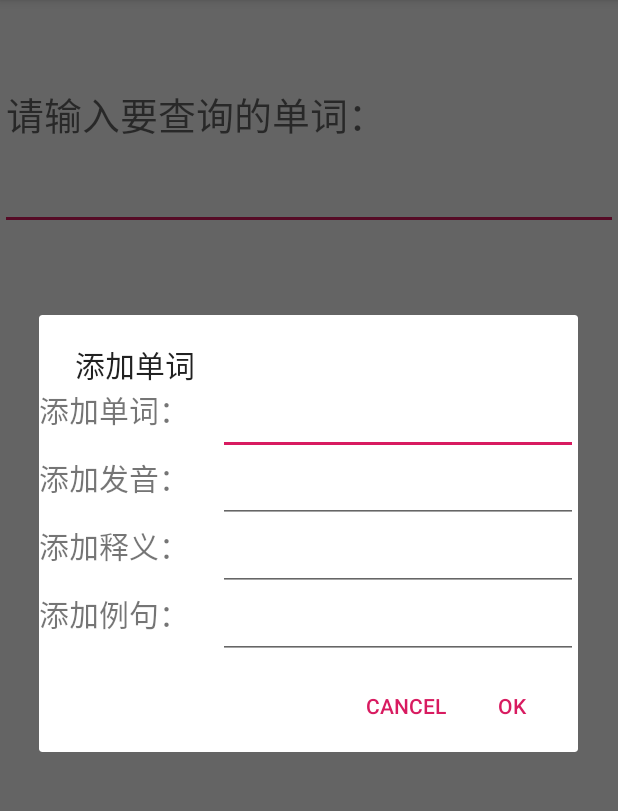
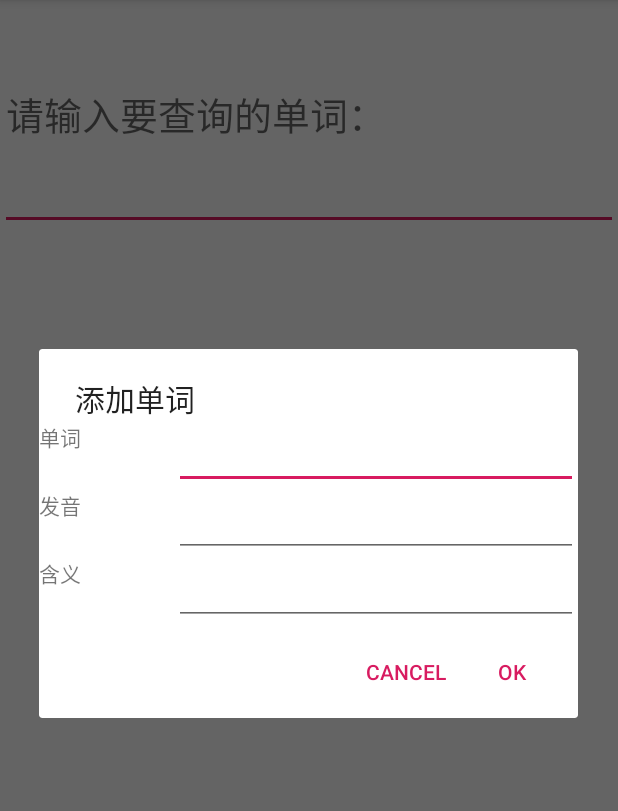
Before and after one commit to tongtonger/VocabularyBook, an Android app: the screen it shows after launch (MainActivity), in the options menu, after a tap on "添加", on a phone screen of 412 x 824 dp, the part 84-895 px from its top. Run offline under Robolectric (Android 15) with nearby library versions, the phone set to English and light mode, and no system bars.

Commit message:
fragment

```diff
--- a/app/src/main/AndroidManifest.xml
+++ b/app/src/main/AndroidManifest.xml
@@ -9,7 +9,7 @@
         android:roundIcon="@mipmap/ic_launcher_round"
         android:supportsRtl="true"
         android:theme="@style/AppTheme">
-        <activity android:name=".update"></activity>
+        <activity android:name=".WordInfomation" />
         <activity android:name=".MainActivity">
             <intent-filter>
                 <action android:name="android.intent.action.MAIN" />
@@ -19,4 +19,8 @@
         </activity>
     </application>
 
+    <uses-permission android:name="android.permission.WRITE_EXTERNAL_STORAGE" />
+
+    <uses-permission android:name="android.permission.READ_EXTERNAL_STORAGE" />
+
 </manifest>
--- a/app/src/main/java/com/example/vocabularybook/LeftFragment.java
+++ b/app/src/main/java/com/example/vocabularybook/LeftFragment.java
@@ -7,8 +7,9 @@ import android.view.ViewGroup;
 
 import androidx.annotation.NonNull;
 import androidx.annotation.Nullable;
+import androidx.fragment.app.Fragment;
 
-public class LeftFragment {
+public class LeftFragment extends Fragment {
     public View onCreateView(@NonNull LayoutInflater inflater, @Nullable ViewGroup container, @Nullable Bundle savedInstanceState) {
         View view = inflater.inflate(R.layout.left_fragment, container, false);
         return view;
--- a/app/src/main/java/com/example/vocabularybook/MainActivity.java
+++ b/app/src/main/java/com/example/vocabularybook/MainActivity.java
@@ -8,8 +8,11 @@ import androidx.core.content.ContextCompat;
 
 import android.Manifest;
 import android.content.DialogInterface;
+import android.content.Intent;
 import android.content.pm.PackageManager;
+import android.content.res.Configuration;
 import android.database.Cursor;
+import android.database.sqlite.SQLiteDatabase;
 import android.os.Bundle;
 import android.text.Editable;
 import android.text.TextWatcher;
@@ -18,6 +21,7 @@ import android.view.LayoutInflater;
 import android.view.Menu;
 import android.view.MenuItem;
 import android.view.View;
+import android.widget.AdapterView;
 import android.widget.EditText;
 import android.widget.ListView;
 import android.widget.Toast;
@@ -28,6 +32,7 @@ import java.util.List;
 public class MainActivity extends AppCompatActivity {
 
     private List<Word> wordsList=new ArrayList<>();
+    public static SQLiteDatabase database = null;
     private SQLitedb sqldb;
     private EditText editText = null;
     private ListView listView = null;
@@ -46,8 +51,10 @@ public class MainActivity extends AppCompatActivity {
             //database = SQLiteDatabase.openOrCreateDatabase(SQLitedb.DB_PATH + "/" + SQLitedb.DB_NAME, null);
         }
 
-        editText  = (EditText) findViewById(R.id.input);
-        listView = (ListView) findViewById(R.id.words);
+        database = SQLiteDatabase.openOrCreateDatabase(SQLitedb.DB_PATH + "/" + SQLitedb.DB_NAME, null);
+
+        editText  = (EditText) findViewById(R.id.Search_text);
+        listView = (ListView) findViewById(R.id.wordList);
         editText.setText(null);
         editText.addTextChangedListener(new TextWatcher() {
             @Override
@@ -67,37 +74,55 @@ public class MainActivity extends AppCompatActivity {
                     listView.setAdapter(null);
                 }
 
+
                 else {
                     String sql = "select  * from englishwords where word like ? order by word asc limit 0, 10 ";
-                    String[] data = new String[]{editText.getText().toString() + "%"};
+                    String[] data = new String[]{editText.getText().toString() + "%"};  //模糊查询
                     Word word = null;
                     list = new ArrayList<Word>();
                     Log.e("text", editText.getText().toString());
-                    Cursor cursor = database.rawQuery(sql, new String[]{editText.getText().toString() + "%"});
+                    Cursor cursor = database.rawQuery(sql, new String[]{editText.getText().toString() + "%"});//返回一个结果集
                     //Cursor cursor = database.rawQuery(sql, data);
 
-                    while (cursor.moveToNext()) {
+                    while (cursor.moveToNext()) //遍历整个结果集，返回给word
+                    {
                         word = new Word(cursor.getString(0), cursor.getString(1), cursor.getString(2));
                         Log.e("word", word.toString());
-                        list.add(word);
+                        list.add(word); //放到list中
                     }
                     WordAdapter adapter = new WordAdapter(MainActivity.this, R.layout.word, list);
-                    listView.setAdapter(adapter);
+                    listView.setAdapter(adapter);//显示在
                 }
             }
         });
 
 
+        Configuration mConfiguration = this.getResources().getConfiguration();
+        int ori = mConfiguration.orientation;
 
-
-
-
-
-
-
-        WordAdapter adapter=new WordAdapter(MainActivity.this,R.layout.word,wordsList);
-      //  ListView listView=(ListView)findViewById(R.id.words);
-        listView.setAdapter(adapter);
+        if(ori == mConfiguration.ORIENTATION_LANDSCAPE) {//横屏时，将单词的详细信息送到右侧fragment
+            listView.setOnItemClickListener(new AdapterView.OnItemClickListener() {
+                @Override
+                public void onItemClick(AdapterView<?> parent, View view, int position, long id) {
+                    RightFragment rightFragment = (RightFragment) getSupportFragmentManager().findFragmentById(R.id.right_fragment);
+                    rightFragment.refresh(list.get(position));
+                }
+            });
+        }
+        else {//坚屏时，启动另一个活动，显示单词的详细信息
+            listView.setOnItemClickListener(new AdapterView.OnItemClickListener() {
+                @Override
+                public void onItemClick(AdapterView<?> parent, View view, int position, long id) {
+                    Log.e("word = ", list.get(position).getWord());
+                    Intent intent = new Intent(MainActivity.this, WordInfomation.class);
+                    Bundle bundle = new Bundle();
+                    bundle.putSerializable("word", list.get(position));
+                    //intent.putExtra("word", list.get(position));
+                    intent.putExtras(bundle);
+                    startActivity(intent);
+                }
+            });
+        }
     }
 
     @Override
@@ -120,7 +145,7 @@ public class MainActivity extends AppCompatActivity {
                 AlertDialog.Builder dialog=new AlertDialog.Builder(MainActivity.this);
                 dialog.setTitle("添加单词");
                 LayoutInflater inflater=getLayoutInflater();
-                View layout=inflater.inflate(R.layout.add,null);
+                View layout=inflater.inflate(R.layout.add_alerdialog,null);
 
                 final EditText word_name = (EditText) layout.findViewById(R.id.word_name);
                 final EditText word_pro = (EditText) layout.findViewById(R.id.word_pro);
@@ -138,7 +163,7 @@ public class MainActivity extends AppCompatActivity {
                 dialog.setNegativeButton("Cancel", new DialogInterface.OnClickListener() {
                     @Override
                     public void onClick(DialogInterface dialog, int which) {
-                        Toast.makeText(MainActivity.this,"添加失败",Toast.LENGTH_LONG).show();
+                    //    Toast.makeText(MainActivity.this,"添加失败",Toast.LENGTH_LONG).show();
 
                     }
                 });
@@ -146,7 +171,7 @@ public class MainActivity extends AppCompatActivity {
                 break;
             case R.id.help_item:
                 Toast.makeText(this, "这是一个帮助手册!", Toast.LENGTH_SHORT).show();
-                break;
+            break;
         }
         return true;
     }
--- a/app/src/main/java/com/example/vocabularybook/RightFragment.java
+++ b/app/src/main/java/com/example/vocabularybook/RightFragment.java
@@ -33,8 +33,8 @@ public class RightFragment extends Fragment {
     }
 
     public void refresh(Word word){
-        word_name.setText("单词：" + word.getName());
-        word_pro.setText("发音：" + word.getPro());
+        word_name.setText("单词：" + word.getWord());
+        word_pro.setText("发音：" + word.getPronunciation());
         word_chinese.setText("含义：" + word.getMeaning());
     }
 
--- a/app/src/main/java/com/example/vocabularybook/WordAdapter.java
+++ b/app/src/main/java/com/example/vocabularybook/WordAdapter.java
@@ -29,7 +29,7 @@ public class WordAdapter extends ArrayAdapter<Word> {
         Word words=getItem(position);
         View view= LayoutInflater.from(getContext()).inflate(resourceId,parent,false);
         TextView vocabulary=(TextView)view.findViewById(R.id.vocabulary);
-        vocabulary.setText(words.getName());
+        vocabulary.setText(words.getWord());
 
         return view;
     }
--- /dev/null
+++ b/app/src/main/res/layout-land/activity_main.xml
@@ -0,0 +1,21 @@
+<?xml version="1.0" encoding="utf-8"?>
+<LinearLayout xmlns:android="http://schemas.android.com/apk/res/android"
+    android:layout_width="match_parent"
+    android:layout_height="match_parent"
+    android:orientation="horizontal"
+    >
+    <fragment
+        android:layout_width="0dp"
+        android:layout_height="wrap_content"
+        android:layout_weight="1"
+        android:name="com.example.vocabularybook.LeftFragment"
+        android:id="@+id/left_fragment"/>
+
+    <fragment
+        android:layout_width="0dp"
+        android:layout_height="wrap_content"
+        android:layout_weight="2"
+        android:name="com.example.vocabularybook.RightFragment"
+        android:id="@+id/right_fragment"/>
+
+</LinearLayout>
--- a/app/src/main/res/layout/activity_main.xml
+++ b/app/src/main/res/layout/activity_main.xml
@@ -6,7 +6,7 @@
     android:orientation="vertical">
 
     <EditText
-        android:id="@+id/input"
+        android:id="@+id/Search_text"
         android:layout_width="match_parent"
         android:layout_height="0dp"
         android:layout_weight="1"
@@ -14,7 +14,7 @@
         android:textSize="25dp"/>
 
     <ListView
-        android:id="@+id/words"
+        android:id="@+id/wordList"
         android:layout_width="match_parent"
         android:layout_height="0dp"
         android:layout_weight="4"/>
--- a/app/src/main/res/layout/add.xml
+++ /dev/null
@@ -1,90 +0,0 @@
-<?xml version="1.0" encoding="utf-8"?>
-<LinearLayout xmlns:android="http://schemas.android.com/apk/res/android"
-    android:orientation="vertical" android:layout_width="match_parent"
-    android:layout_height="match_parent">
-
-    <LinearLayout
-        android:layout_width="match_parent"
-        android:layout_height="0dp"
-        android:layout_weight="1"
-        android:orientation="horizontal">
-
-        <TextView
-        android:id="@+id/name"
-        android:layout_width="0dp"
-        android:layout_height="match_parent"
-        android:layout_weight="1"
-        android:text="添加单词："
-        android:textSize="20sp"/>
-
-        <EditText
-            android:id="@+id/word_name"
-            android:layout_width="0dp"
-            android:layout_height="match_parent"
-            android:layout_weight="2"/>
-    </LinearLayout>
-
-    <LinearLayout
-        android:layout_width="match_parent"
-        android:layout_height="0dp"
-        android:layout_weight="1"
-        android:orientation="horizontal">
-
-        <TextView
-            android:id="@+id/pronunciation"
-            android:layout_width="0dp"
-            android:layout_height="match_parent"
-            android:layout_weight="1"
-            android:text="添加发音："
-            android:textSize="20sp"/>
-
-        <EditText
-            android:id="@+id/word_pro"
-            android:layout_width="0dp"
-            android:layout_height="match_parent"
-            android:layout_weight="2"/>
-    </LinearLayout>
-
-    <LinearLayout
-        android:layout_width="match_parent"
-        android:layout_height="0dp"
-        android:layout_weight="1"
-        android:orientation="horizontal">
-
-        <TextView
-            android:id="@+id/addMeaning"
-            android:layout_width="0dp"
-            android:layout_height="match_parent"
-            android:layout_weight="1"
-            android:text="添加释义："
-            android:textSize="20sp"/>
-
-        <EditText
-            android:id="@+id/word_chinese"
-            android:layout_width="0dp"
-            android:layout_height="match_parent"
-            android:layout_weight="2"/>
-    </LinearLayout>
-
-    <LinearLayout
-        android:layout_width="match_parent"
-        android:layout_height="0dp"
-        android:layout_weight="1"
-        android:orientation="horizontal">
-
-        <TextView
-            android:id="@+id/addExample"
-            android:layout_width="0dp"
-            android:layout_height="match_parent"
-            android:layout_weight="1"
-            android:text="添加例句："
-            android:textSize="20sp"/>
-
-        <EditText
-            android:id="@+id/inputExample"
-            android:layout_width="0dp"
-            android:layout_height="match_parent"
-            android:layout_weight="2"/>
-    </LinearLayout>
-
-</LinearLayout>
--- /dev/null
+++ b/app/src/main/res/layout/add_alerdialog.xml
@@ -0,0 +1,52 @@
+<?xml version="1.0" encoding="utf-8"?>
+<LinearLayout xmlns:android="http://schemas.android.com/apk/res/android"
+    android:orientation="vertical"
+    android:layout_width="match_parent"
+    android:layout_height="match_parent">
+
+    <LinearLayout
+        android:layout_width="match_parent"
+        android:layout_height="match_parent">
+        <TextView
+            android:layout_width="wrap_content"
+            android:layout_height="match_parent"
+            android:layout_weight="1"
+            android:text="单词"
+            />
+        <EditText
+            android:layout_width="wrap_content"
+            android:layout_height="wrap_content"
+            android:layout_weight="4"
+            android:id="@+id/word_name"/>
+    </LinearLayout>
+
+    <LinearLayout
+        android:layout_width="match_parent"
+        android:layout_height="match_parent">
+        <TextView
+            android:layout_width="wrap_content"
+            android:layout_height="match_parent"
+            android:layout_weight="1"
+            android:text="发音"/>
+        <EditText
+            android:layout_width="wrap_content"
+            android:layout_height="wrap_content"
+            android:layout_weight="4"
+            android:id="@+id/word_pro"/>
+    </LinearLayout>
+
+    <LinearLayout
+        android:layout_width="match_parent"
+        android:layout_height="match_parent">
+        <TextView
+            android:layout_width="wrap_content"
+            android:layout_height="match_parent"
+            android:layout_weight="1"
+            android:text="含义"/>
+        <EditText
+            android:layout_width="wrap_content"
+            android:layout_height="wrap_content"
+            android:layout_weight="4"
+            android:id="@+id/word_chinese"/>
+    </LinearLayout>
+</LinearLayout>
```
Also changed, not shown: app/src/main/java/com/example/vocabularybook/Word.java (+37 -30 lines), app/src/main/java/com/example/vocabularybook/WordInfomation.java (+131 -1 lines), app/src/main/java/com/example/vocabularybook/update.java (deleted, +0 -15 lines), app/src/main/res/layout/activity_update.xml (deleted, +0 -37 lines), app/src/main/res/layout/activity_word_infomation.xml (added, +20 -0 lines), app/src/main/res/layout/left_fragment.xml (added, +19 -0 lines), app/src/main/res/layout/right_fragment.xml (added, +21 -0 lines), app/src/main/res/layout/update_alertdialog.xml (added, +54 -0 lines), app/src/main/res/menu/main.xml (added, +9 -0 lines).
